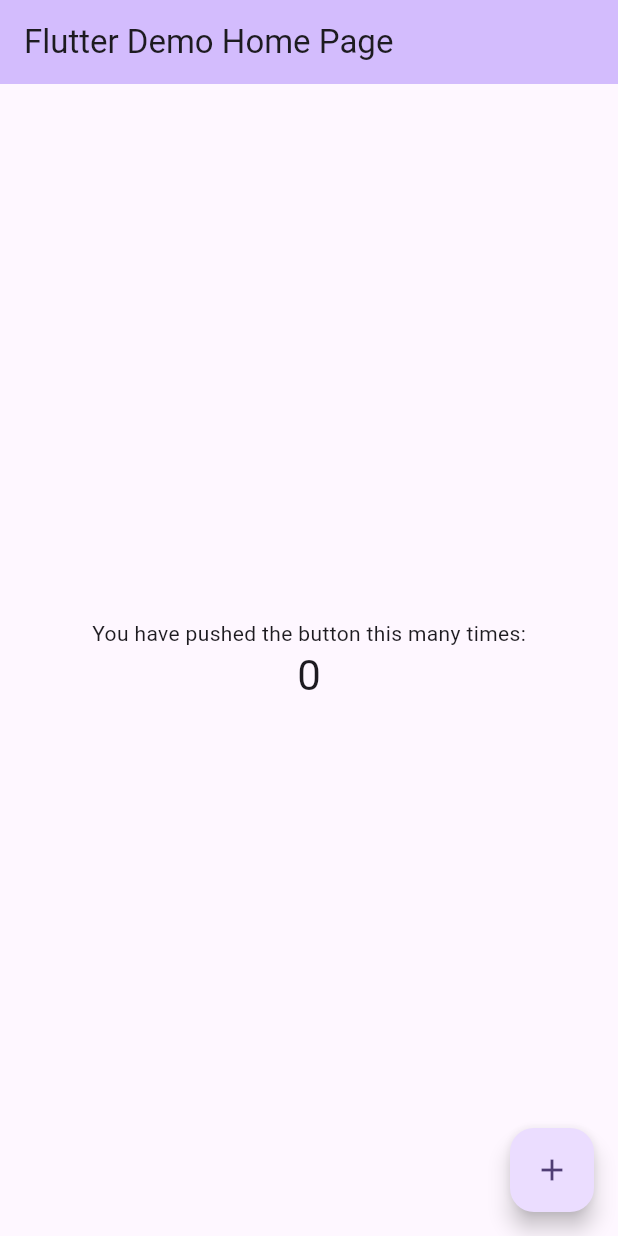
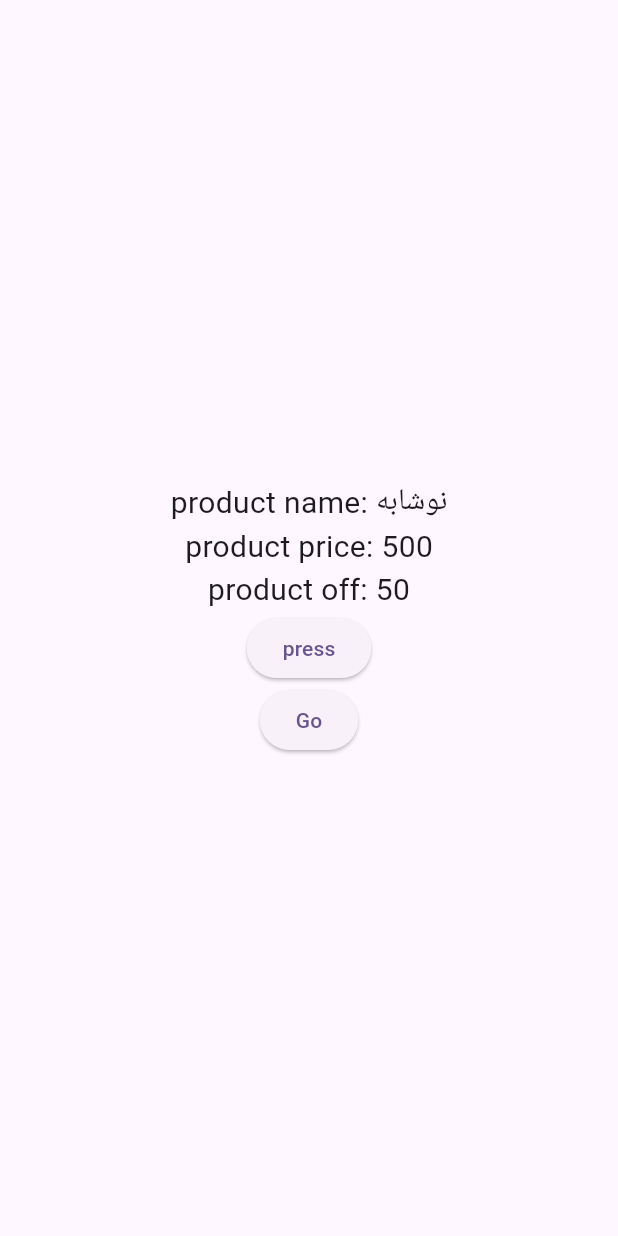
Before and after one commit to marymfnd-hrbox/get_x_sample, a Flutter app: the screen it shows after launch, on a phone screen of 412 x 824 dp. Run offline on Flutter 3.47's test engine with Material 3 defaults, Android fonts, the phone set to English and light mode, and no system bars; our stand-ins replace get.

Commit message:
Last commit

```diff
--- a/analysis_options.yaml
+++ b/analysis_options.yaml
@@ -7,6 +7,9 @@
 
 # The following line activates a set of recommended lints for Flutter apps,
 # packages, and plugins designed to encourage good coding practices.
+analyzer:
+  errors:
+    avoid_print: ignore
 include: package:flutter_lints/flutter.yaml
 
 linter:
--- /dev/null
+++ b/lib/controller/product_controller.dart
@@ -0,0 +1,7 @@
+import 'package:get/get.dart';
+import 'package:get_x_sample/model/product_model.dart';
+
+class ProductController extends GetxController {
+  Rx<ProductModel> productModel =
+      ProductModel(name: "نوشابه", off: "50", price: "500").obs;
+}
--- a/lib/main.dart
+++ b/lib/main.dart
@@ -1,4 +1,6 @@
 import 'package:flutter/material.dart';
+import 'package:get/get_navigation/src/root/get_material_app.dart';
+import 'package:get_x_sample/view/main_screen.dart';
 
 void main() {
   runApp(const MyApp());
@@ -10,113 +12,13 @@ class MyApp extends StatelessWidget {
   // This widget is the root of your application.
   @override
   Widget build(BuildContext context) {
-    return MaterialApp(
+    return GetMaterialApp(
+      debugShowCheckedModeBanner: false,
       title: 'Flutter Demo',
       theme: ThemeData(
-        // This is the theme of your application.
-        //
-        // TRY THIS: Try running your application with "flutter run". You'll see
-        // the application has a purple toolbar. Then, without quitting the app,
-        // try changing the seedColor in the colorScheme below to Colors.green
-        // and then invoke "hot reload" (save your changes or press the "hot
-        // reload" button in a Flutter-supported IDE, or press "r" if you used
-        // the command line to start the app).
-        //
-        // Notice that the counter didn't reset back to zero; the application
-        // state is not lost during the reload. To reset the state, use hot
-        // restart instead.
-        //
-        // This works for code too, not just values: Most code changes can be
-        // tested with just a hot reload.
         colorScheme: ColorScheme.fromSeed(seedColor: Colors.deepPurple),
       ),
-      home: const MyHomePage(title: 'Flutter Demo Home Page'),
+      home: MainScreen(),
     );
   }
 }
-
-class MyHomePage extends StatefulWidget {
-  const MyHomePage({super.key, required this.title});
-
-  // This widget is the home page of your application. It is stateful, meaning
-  // that it has a State object (defined below) that contains fields that affect
-  // how it looks.
-
-  // This class is the configuration for the state. It holds the values (in this
-  // case the title) provided by the parent (in this case the App widget) and
-  // used by the build method of the State. Fields in a Widget subclass are
-  // always marked "final".
-
-  final String title;
-
-  @override
-  State<MyHomePage> createState() => _MyHomePageState();
-}
-
-class _MyHomePageState extends State<MyHomePage> {
-  int _counter = 0;
-
-  void _incrementCounter() {
-    setState(() {
-      // This call to setState tells the Flutter framework that something has
-      // changed in this State, which causes it to rerun the build method below
-      // so that the display can reflect the updated values. If we changed
-      // _counter without calling setState(), then the build method would not be
-      // called again, and so nothing would appear to happen.
-      _counter++;
-    });
-  }
-
-  @override
-  Widget build(BuildContext context) {
-    // This method is rerun every time setState is called, for instance as done
-    // by the _incrementCounter method above.
-    //
-    // The Flutter framework has been optimized to make rerunning build methods
-    // fast, so that you can just rebuild anything that needs updating rather
-    // than having to individually change instances of widgets.
-    return Scaffold(
-      appBar: AppBar(
-        // TRY THIS: Try changing the color here to a specific color (to
-        // Colors.amber, perhaps?) and trigger a hot reload to see the AppBar
-        // change color while the other colors stay the same.
-        backgroundColor: Theme.of(context).colorScheme.inversePrimary,
-        // Here we take the value from the MyHomePage object that was created by
-        // the App.build method, and use it to set our appbar title.
-        title: Text(widget.title),
-      ),
-      body: Center(
-        // Center is a layout widget. It takes a single child and positions it
-        // in the middle of the parent.
-        child: Column(
-          // Column is also a layout widget. It takes a list of children and
-          // arranges them vertically. By default, it sizes itself to fit its
-          // children horizontally, and tries to be as tall as its parent.
-          //
-          // Column has various properties to control how it sizes itself and
-          // how it positions its children. Here we use mainAxisAlignment to
-          // center the children vertically; the main axis here is the vertical
-          // axis because Columns are vertical (the cross axis would be
-          // horizontal).
-          //
-          // TRY THIS: Invoke "debug painting" (choose the "Toggle Debug Paint"
-          // action in the IDE, or press "p" in the console), to see the
-          // wireframe for each widget.
-          mainAxisAlignment: MainAxisAlignment.center,
-          children: <Widget>[
-            const Text('You have pushed the button this many times:'),
-            Text(
-              '$_counter',
-              style: Theme.of(context).textTheme.headlineMedium,
-            ),
-          ],
-        ),
-      ),
-      floatingActionButton: FloatingActionButton(
-        onPressed: _incrementCounter,
-        tooltip: 'Increment',
-        child: const Icon(Icons.add),
-      ), // This trailing comma makes auto-formatting nicer for build methods.
-    );
-  }
-}
--- /dev/null
+++ b/lib/model/product_model.dart
@@ -0,0 +1,13 @@
+class ProductModel {
+  String name;
+  String price;
+  String off;
+
+
+  ProductModel({
+    required this.name,
+    required this.price,
+    required this.off,
+  });
+
+}
--- /dev/null
+++ b/lib/view/main_screen.dart
@@ -0,0 +1,77 @@
+// ignore_for_file: must_be_immutable
+
+import 'package:flutter/material.dart';
+import 'package:get/get.dart';
+import 'package:get_x_sample/controller/product_controller.dart';
+import 'package:get_x_sample/view/product_screen.dart';
+
+class MainScreen extends StatelessWidget {
+  // var counter = 0.obs;
+  // RxInt counter = 0.obs;
+  // var counter = RxInt(0);
+  // var counter = Rx<int>(0);
+
+  //Obx
+  //GetX
+  //GetBuilder
+
+
+  ProductController productController = Get.put(
+    ProductController()
+
+    ) ;
+
+  MainScreen({super.key});
+
+  @override
+  Widget build(Object context) {
+    return Scaffold(
+      body: Center(
+          child: Column(
+            mainAxisAlignment: MainAxisAlignment.center,
+        children: [
+          Obx((() {
+            return Column(
+              children: [
+                Text(
+                  "product name: ${productController.productModel.value.name}",
+                  style: const TextStyle(fontSize: 20),
+                ),
+
+                Text(
+                  "product price: ${productController.productModel.value.price}",
+                  style: const TextStyle(fontSize: 20),
+                ),
+                Text(
+                  "product off: ${productController.productModel.value.off}",
+                  style: const TextStyle(fontSize: 20),
+                ),
+
+
+              ],
+            );
+          })),
+          ElevatedButton(
+            onPressed: (() {
+
+              productController.productModel.update((val) {
+
+                  val!.name = "چیتوز sss";
+                  val.price = "10";
+                  val.off = "50%";
+              });
+
+            }
+            ), child: Text("press")),
+          ElevatedButton(
+            onPressed: (() {
+
+             Get.to(ProductScreen());
+
+            }
+            ), child: Text("Go"))
+        ],
+      )),
+    );
+  }
+}
--- a/pubspec.yaml
+++ b/pubspec.yaml
@@ -30,6 +30,7 @@ environment:
 dependencies:
   flutter:
     sdk: flutter
+  get: ^4.7.2
 
   # The following adds the Cupertino Icons font to your application.
   # Use with the CupertinoIcons class for iOS style icons.
```
Also changed, not shown: lib/controller/product_getbuilder_controller.dart (added, +38 -0 lines), lib/controller/product_getbuilder_unique_id_controller.dart (added, +38 -0 lines), lib/view/product_screen.dart (added, +63 -0 lines), lib/view/product_screen_getbuilder_unique_id.dart (added, +52 -0 lines), lib/view/product_screen_getbuilder_widget.dart (added, +53 -0 lines), lib/view/product_screen_getx_widget.dart (added, +54 -0 lines), pubspec.lock.
